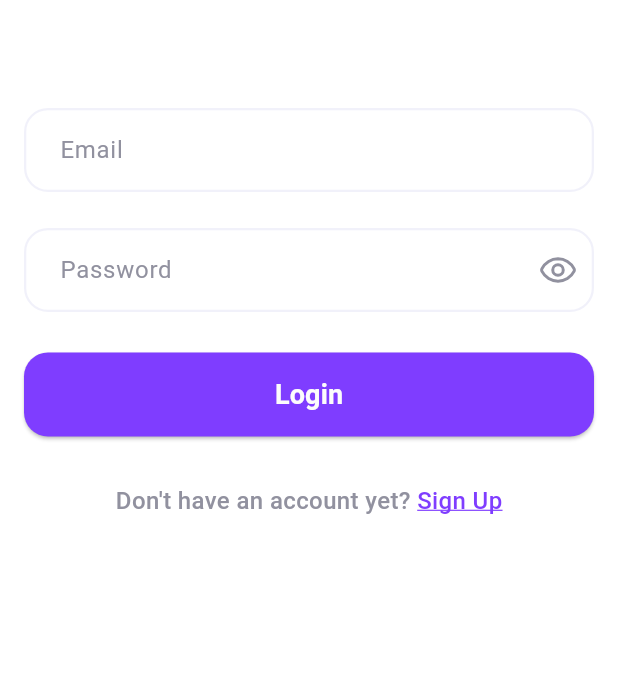
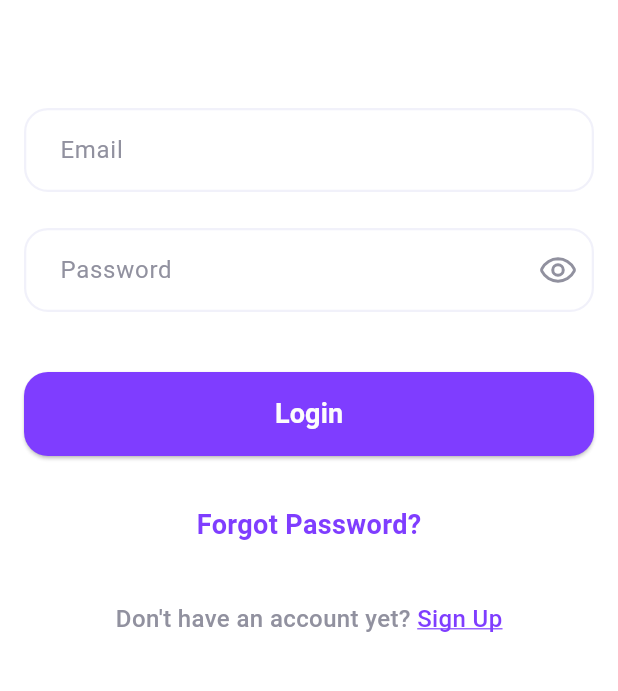
Before and after one commit to onaya7/Montra, a Flutter app: the screen it shows after launch, after a tap on "Login", on a phone screen of 412 x 824 dp, the part 84-775 px from its top. Run offline on Flutter 3.47's test engine with Material 3 defaults, Android fonts, the phone set to English and light mode, and no system bars; our stand-ins replace flutter_svg, smooth_page_indicator.

Commit message:
Refactor login page UI

```diff
--- a/lib/features/auth/presentation/pages/login_page.dart
+++ b/lib/features/auth/presentation/pages/login_page.dart
@@ -19,7 +19,6 @@ class _LoginPageState extends State<LoginPage> {
   final GlobalKey<FormState> _formKey = GlobalKey<FormState>();
   final TextEditingController _emailController = TextEditingController();
   final TextEditingController _passwordController = TextEditingController();
-  final bool _isChecked = false;
 
   late FocusNode _emailFocusNode;
   late FocusNode _passwordFocusNode;
@@ -40,7 +39,9 @@ class _LoginPageState extends State<LoginPage> {
     super.dispose();
   }
 
-  void onPressed() {}
+  void onPressed() {
+    debugPrint(' button pressed');
+  }
 
   @override
   Widget build(BuildContext context) {
@@ -80,7 +81,8 @@ class _LoginPageState extends State<LoginPage> {
                           label: 'Email',
                           obscureText: false,
                           action: TextInputAction.next,
-                      validator: (value) => Validation.validateEmail(value)),
+                          validator: (value) =>
+                              Validation.validateEmail(value)),
                       const SizedBox(height: 24),
                       CustomFormField(
                           controller: _passwordController,
@@ -89,9 +91,10 @@ class _LoginPageState extends State<LoginPage> {
                           obscureText: true,
                           action: TextInputAction.done,
                           isPasswordField: true,
-                      validator: (value) => Validation.validateEmail(value)),
+                          validator: (value) =>
+                              Validation.validateEmail(value)),
                       const SizedBox(
-                    height: 27,
+                        height: 40,
                       ),
                       CustomButton(
                           text: TextConstants.authLogin,
@@ -99,10 +102,18 @@ class _LoginPageState extends State<LoginPage> {
                           backgroundColor: ColorConstants.violetColor100,
                           onPressed: onPressed),
                       const SizedBox(
-                    height: 12,
+                        height: 33,
+                      ),
+                      GestureDetector(
+                        onTap: onPressed,
+                        child: const Text(TextConstants.authtext6,
+                            style: TextStyle(
+                                color: ColorConstants.violetColor100,
+                                fontSize: 18,
+                                fontWeight: FontWeight.w600)),
                       ),
                       const SizedBox(
-                    height: 19,
+                        height: 38,
                       ),
                       CustomAccount(
                           text: TextConstants.authtext8,
```
Lines whose indentation alone changed are shown as unchanged.
